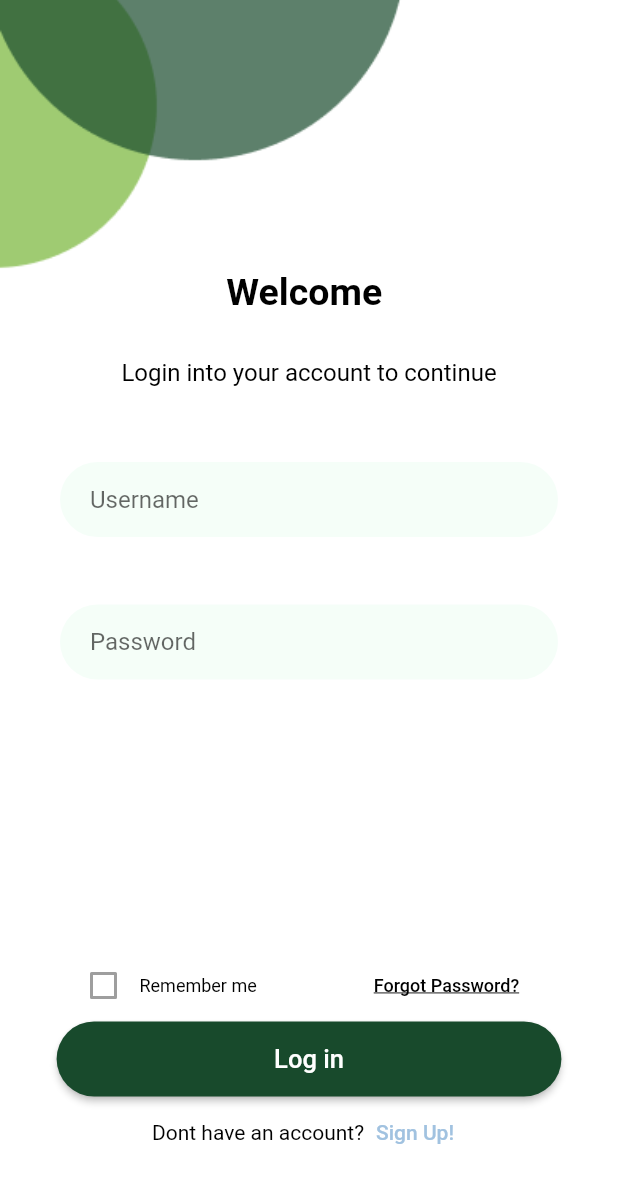
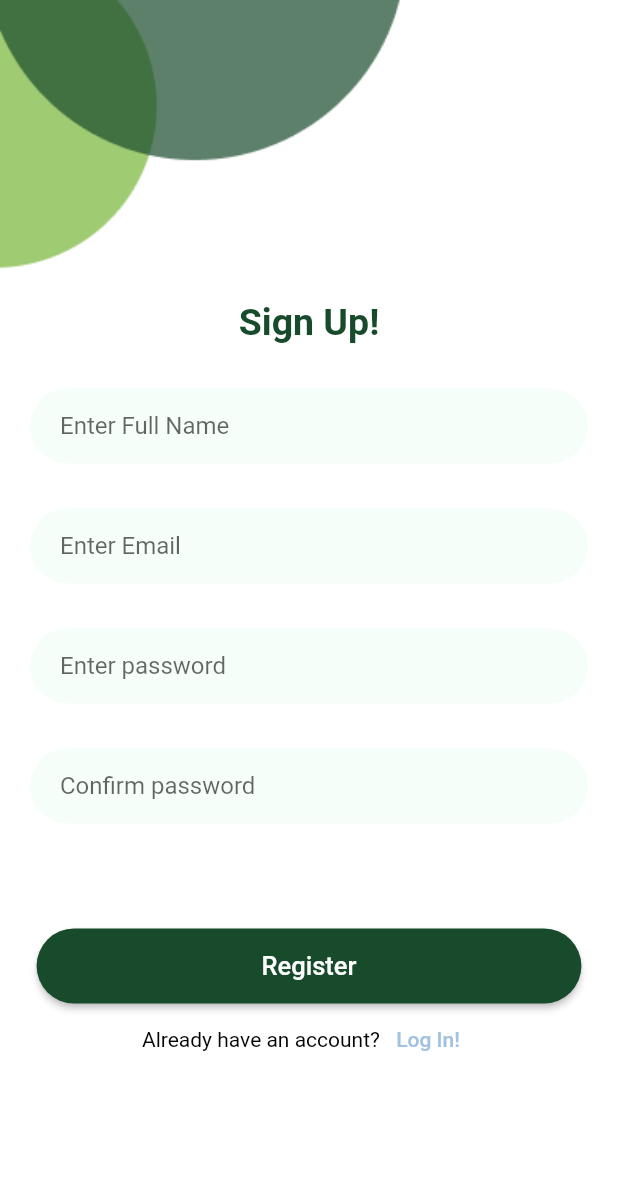
Before and after one commit to pratikshit19/FlutterApp-AigroEdge-Tech, a Flutter app: the screen it shows after launch, on a phone screen of 412 x 824 dp. Shown: the top 1183 px of the screen. Run offline on Flutter 3.47's test engine with Material 2 defaults, Android fonts, the phone set to English and light mode, and no system bars; our stand-ins replace firebase_auth, firebase_core; accounts and stored records are empty.

```diff
--- a/lib/main.dart
+++ b/lib/main.dart
@@ -1,9 +1,15 @@
+import 'package:design/pages/signup_page.dart';
 import 'package:design/utils/routes.dart';
+import 'package:firebase_auth/firebase_auth.dart';
 import 'package:flutter/material.dart';
 import 'pages/home/home.dart';
 import 'pages/login.dart';
+// ignore: depend_on_referenced_packages
+import 'package:firebase_core/firebase_core.dart';
 
-void main() {
+Future main() async {
+  WidgetsFlutterBinding.ensureInitialized();
+  await Firebase.initializeApp();
   runApp(const MyApp());
 }
 
@@ -14,13 +20,24 @@ class MyApp extends StatelessWidget {
   @override
   Widget build(BuildContext context) {
     return MaterialApp(
+      /*home: StreamBuilder<User?>(
+        stream: FirebaseAuth.instance.authStateChanges(),
+        builder: (context, snapshot) {
+          if (snapshot.hasData) {
+            return const HomePage();
+          } else {
+            return const LoginPage();
+          }
+        },
+      ),*/
       title: 'Login Page',
       debugShowCheckedModeBanner: false,
       initialRoute: "/",
       routes: {
-        "/": (context) => const LoginPage(),
+        "/": (context) => const SignupPage(),
         MyRoutes.homeRoute: (context) => const HomePage(),
         MyRoutes.loginRoute: (context) => const LoginPage(),
+        MyRoutes.signupRoute: (context) => const SignupPage(),
       },
       //home: const HomePage(),
     );
--- a/lib/pages/login.dart
+++ b/lib/pages/login.dart
@@ -2,7 +2,9 @@
 
 import 'package:design/app_colors.dart';
 import 'package:design/utils/routes.dart';
+import 'package:firebase_auth/firebase_auth.dart';
 import 'package:flutter/material.dart';
+//import 'package:firebase_core/firebase_core.dart';
 
 // ignore: must_be_immutable
 class LoginPage extends StatefulWidget {
@@ -20,22 +22,7 @@ class _LoginPageState extends State<LoginPage> {
     return SafeArea(
       child: Scaffold(
         resizeToAvoidBottomInset: false,
-
-        //backgroundColor: Colors.white,
-        body: /*Container(
-          height: double.infinity,
-          width: double.infinity,
-          decoration: const BoxDecoration(
-            image: DecorationImage(
-              image: AssetImage(
-                'assets/images/office.jpg',
-              ),
-              fit: BoxFit.fitHeight,
-              opacity: 0.3,
-            ),
-          ),
-        ),*/
-            Container(
+        body: Container(
           height: double.infinity,
           width: double.infinity,
           decoration: const BoxDecoration(
@@ -49,11 +36,11 @@ class _LoginPageState extends State<LoginPage> {
           ),
           child: Column(
             children: [
-              _header(context),
+              buildHeader(context),
               //_inputField(context),
               buildRememberMeBtn(),
               buildLoginbtn(context),
-              buildStatement(),
+              buildStatement(context),
               //buildText(),
               //buildLoginOptions()
               //_forgotPassword(context),
@@ -65,10 +52,22 @@ class _LoginPageState extends State<LoginPage> {
   }
 }
 
-_header(context) {
+@override
+Widget buildHeader(BuildContext context) {
   String name = "";
+  final emailController = TextEditingController();
+  final passwordController = TextEditingController();
+
+  // ignore: unused_element
+  @override
+  void dispose() {
+    emailController.dispose();
+    passwordController.dispose();
+    dispose();
+  }
+
   return Padding(
-    padding: const EdgeInsets.symmetric(horizontal: 40, vertical: 180),
+    padding: const EdgeInsets.symmetric(horizontal: 40, vertical: 170),
     child: Column(
       mainAxisAlignment: MainAxisAlignment.center,
       children: [
@@ -98,6 +97,7 @@ _header(context) {
             padding: const EdgeInsets.only(left: 20),
             child: Center(
               child: TextFormField(
+                controller: emailController,
                 onChanged: (value) {
                   name = value;
                   setState(() {});
@@ -105,12 +105,12 @@ _header(context) {
                 decoration: const InputDecoration(
                   fillColor: Colors.black,
                   border: InputBorder.none,
-                  hintText: 'Username',
+                  hintText: 'Email',
                 ),
                 // ignore: body_might_complete_normally_nullable
                 validator: (value) {
                   if (value!.isEmpty) {
-                    return "Username cannot be empty";
+                    return "Email cannot be empty";
                   }
                 },
               ),
@@ -130,6 +130,7 @@ _header(context) {
             padding: const EdgeInsets.only(left: 20, bottom: 0),
             child: Center(
               child: TextFormField(
+                controller: passwordController,
                 obscureText: true,
                 decoration: const InputDecoration(
                   fillColor: Colors.black,
@@ -154,10 +155,13 @@ _header(context) {
 }
 
 Widget buildRememberMeBtn() {
-  bool? isRememberMe = false;
+  bool? isRememberMe = true;
 
   return Container(
-    padding: const EdgeInsets.symmetric(horizontal: 45, vertical: 0),
+    padding: const EdgeInsets.symmetric(
+      horizontal: 45,
+      vertical: 0,
+    ),
     child: Row(
       children: [
         SizedBox(
@@ -165,7 +169,7 @@ Widget buildRememberMeBtn() {
           child: Row(
             children: <Widget>[
               Theme(
-                data: ThemeData(unselectedWidgetColor: Colors.grey),
+                data: ThemeData(unselectedWidgetColor: AppColors.themeColor),
                 child: Checkbox(
                   value: isRememberMe,
                   checkColor: AppColors.themeColor,
@@ -223,7 +227,7 @@ Widget buildLoginbtn(BuildContext context) {
       ));
 }
 
-Widget buildStatement() {
+Widget buildStatement(context) {
   return Row(
     mainAxisAlignment: MainAxisAlignment.center,
     children: [
@@ -233,13 +237,27 @@ Widget buildStatement() {
       ),
       TextButton(
         // ignore: avoid_print
-        onPressed: () => print('Sign up!'),
+        onPressed: () {
+          Navigator.popAndPushNamed(context, MyRoutes.signupRoute);
+        },
+
+        //Navigator.popAndPushNamed(context, MyRoutes.signupRoute);
+
         child: const Text(
           'Sign Up!',
           style: TextStyle(color: AppColors.signup),
         ),
       ),
     ],
+  );
+}
+
+Future signIn() async {
+  final emailController = TextEditingController();
+  final passwordController = TextEditingController();
+  await FirebaseAuth.instance.signInWithEmailAndPassword(
+    email: emailController.text.trim(),
+    password: passwordController.text.trim(),
   );
 }
 
@@ -260,36 +278,3 @@ Widget buildText() {
     ],
   );
 }
-
-Widget buildLoginOptions() {
-  return Row(
-    mainAxisAlignment: MainAxisAlignment.center,
-    children: [
-      Container(
-        padding: const EdgeInsets.only(right: 50),
-        child: ElevatedButton(
-            onPressed: () {},
-            style: ElevatedButton.styleFrom(
-              shape: const StadiumBorder(),
-              padding: const EdgeInsets.symmetric(vertical: 12, horizontal: 20),
-              backgroundColor: AppColors.fblogo,
-            ),
-            child: const Text(
-              'Login with facebook',
-              style: TextStyle(fontSize: 11),
-            )),
-      ),
-      ElevatedButton(
-          onPressed: () {},
-          style: ElevatedButton.styleFrom(
-            shape: const StadiumBorder(),
-            padding: const EdgeInsets.symmetric(vertical: 12, horizontal: 20),
-            backgroundColor: AppColors.googlelogo,
-          ),
-          child: const Text(
-            'Login with google',
-            style: TextStyle(fontSize: 11),
-          )),
-    ],
-  );
-}
--- /dev/null
+++ b/lib/pages/signup_page.dart
@@ -0,0 +1,222 @@
+import 'package:design/app_colors.dart';
+import 'package:design/pages/login.dart';
+import 'package:flutter/material.dart';
+
+import '../utils/routes.dart';
+
+class SignupPage extends StatefulWidget {
+  const SignupPage({super.key});
+
+  @override
+  State<SignupPage> createState() => _SignupPageState();
+}
+
+class _SignupPageState extends State<SignupPage> {
+  @override
+  Widget build(BuildContext context) {
+    return SafeArea(
+        child: Scaffold(
+      body: Container(
+        height: double.infinity,
+        width: double.infinity,
+        decoration: const BoxDecoration(
+          image: DecorationImage(
+            image: AssetImage(
+              'assets/images/loginbg.png',
+            ),
+            fit: BoxFit.fitWidth,
+            opacity: 1,
+          ),
+        ),
+        child: Column(
+          children: [
+            buildHeader(context),
+            buildFooter(context),
+          ],
+        ),
+      ),
+    ));
+  }
+}
+
+buildHeader(BuildContext context) {
+  return Padding(
+    padding: const EdgeInsets.only(top: 200, left: 20, right: 20),
+    child: Column(
+      mainAxisAlignment: MainAxisAlignment.center,
+      children: [
+        const Text(
+          'Sign Up!',
+          style: TextStyle(
+              fontSize: 25,
+              fontWeight: FontWeight.bold,
+              color: AppColors.themeColor),
+        ),
+        const SizedBox(
+          height: 30,
+        ),
+        Container(
+          height: 50,
+          decoration: BoxDecoration(
+            color: const Color(0xffEBFDF2).withOpacity(0.5),
+            borderRadius: BorderRadius.circular(30),
+          ),
+          child: Padding(
+            padding: const EdgeInsets.only(left: 20),
+            child: Center(
+              child: TextFormField(
+                onChanged: (value) {
+                  //setState(() {});
+                },
+                decoration: const InputDecoration(
+                  fillColor: Colors.black,
+                  border: InputBorder.none,
+                  hintText: 'Enter Full Name',
+                ),
+                // ignore: body_might_complete_normally_nullable
+                validator: (value) {
+                  if (value!.isEmpty) {
+                    return "Username cannot be empty";
+                  }
+                },
+              ),
+            ),
+          ),
+        ),
+        const SizedBox(
+          height: 30,
+        ),
+        Container(
+          height: 50,
+          decoration: BoxDecoration(
+            color: const Color(0xffEBFDF2).withOpacity(0.5),
+            borderRadius: BorderRadius.circular(30),
+          ),
+          child: Padding(
+            padding: const EdgeInsets.only(left: 20),
+            child: Center(
+              child: TextFormField(
+                onChanged: (value) {
+                  //setState(() {});
+                },
+                decoration: const InputDecoration(
+                  fillColor: Colors.black,
+                  border: InputBorder.none,
+                  hintText: 'Enter Email',
+                ),
+                // ignore: body_might_complete_normally_nullable
+                validator: (value) {
+                  if (value!.isEmpty) {
+                    return "Password cannot be empty";
+                  }
+                },
+              ),
+            ),
+          ),
+        ),
+        const SizedBox(
+          height: 30,
+        ),
+        Container(
+          height: 50,
+          decoration: BoxDecoration(
+            color: const Color(0xffEBFDF2).withOpacity(0.5),
+            borderRadius: BorderRadius.circular(30),
+          ),
+          child: Padding(
+            padding: const EdgeInsets.only(left: 20),
+            child: Center(
+              child: TextFormField(
+                onChanged: (value) {
+                  //setState(() {});
+                },
+                decoration: const InputDecoration(
+                  fillColor: Colors.black,
+                  border: InputBorder.none,
+                  hintText: 'Enter password',
+                ),
+                // ignore: body_might_complete_normally_nullable
+                validator: (value) {
+                  if (value!.isEmpty) {
+                    return "Password cannot be empty";
+                  }
+                },
+              ),
+            ),
+          ),
+        ),
+        const SizedBox(
+          height: 30,
+        ),
+        Container(
+          height: 50,
+          decoration: BoxDecoration(
+            color: const Color(0xffEBFDF2).withOpacity(0.5),
+            borderRadius: BorderRadius.circular(30),
+          ),
+          child: Padding(
+            padding: const EdgeInsets.only(left: 20),
+            child: Center(
+              child: TextFormField(
+                onChanged: (value) {
+                  //setState(() {});
+                },
+                decoration: const InputDecoration(
+                  fillColor: Colors.black,
+                  border: InputBorder.none,
+                  hintText: 'Confirm password',
+                ),
+                // ignore: body_might_complete_normally_nullable
+                validator: (value) {
+                  if (value!.isEmpty) {
+                    return "Password cannot be empty";
+                  }
+                },
+              ),
+            ),
+          ),
+        ),
+        const SizedBox(
+          height: 70,
+        ),
+        ElevatedButton(
+          style: ElevatedButton.styleFrom(
+            padding: const EdgeInsets.symmetric(vertical: 15, horizontal: 150),
+            shape: const StadiumBorder(),
+            backgroundColor: AppColors.themeColor,
+          ),
+          onPressed: () {
+            // Navigator.popAndPushNamed(context, MyRoutes.homeRoute);
+          },
+          child: const Text(
+            'Register',
+            style: TextStyle(fontSize: 17),
+          ),
+        ),
+      ],
+    ),
+  );
+}
+
+buildFooter(BuildContext context) {
+  return Row(
+    mainAxisAlignment: MainAxisAlignment.center,
+    children: [
+      const Text(
+        'Already have an account?',
+        style: TextStyle(color: Colors.black),
+      ),
+      TextButton(
+        // ignore: avoid_print
+        onPressed: () {
+          Navigator.pushNamed(context, MyRoutes.loginRoute);
+        },
+
+        child: const Text(
+          'Log In!',
+          style: TextStyle(color: AppColors.signup),
+        ),
+      ),
+    ],
+  );
+}
--- a/lib/utils/routes.dart
+++ b/lib/utils/routes.dart
@@ -1,4 +1,5 @@
 class MyRoutes {
   static String loginRoute = "/login";
   static String homeRoute = "/home";
+  static String signupRoute = "/signup";
 }
--- a/pubspec.yaml
+++ b/pubspec.yaml
@@ -36,10 +36,13 @@ dependencies:
   # The following adds the Cupertino Icons font to your application.
   # Use with the CupertinoIcons class for iOS style icons.
   cupertino_icons: ^1.0.2
+  firebase_core: ^2.13.1
+  firebase_auth: ^4.6.2
 
 dev_dependencies:
   flutter_test:
     sdk: flutter
+
 
 
   # The "flutter_lints" package below contains a set of recommended lints to
```
Also changed, not shown: lib/pages/home/home.dart (+9 -30 lines), pubspec.lock, 6 other files.
